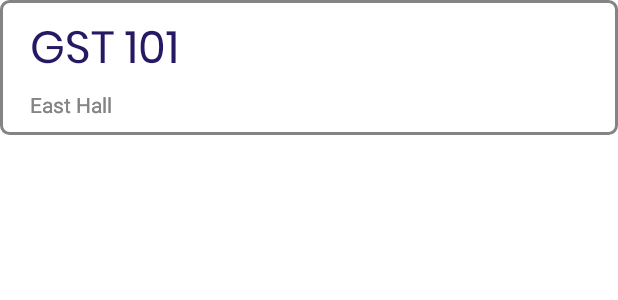
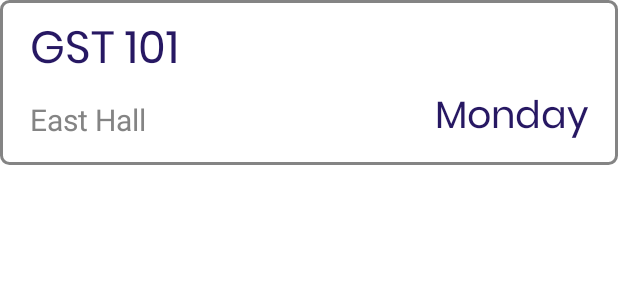
Before and after one commit to ronaldkelechi11/Cs-chat.2, an Android app: the layout custom_timetable_item.xml on its own in the app's theme, with its tools: preview values and no code run, on a phone screen of 412 x 824 dp. Shown: the top 300 px of the screen. Run offline under Robolectric (Android 15) with nearby library versions, the phone set to English and light mode, and no system bars.

Commit message:
New Changes

```diff
--- a/app/src/main/res/layout/custom_timetable_item.xml
+++ b/app/src/main/res/layout/custom_timetable_item.xml
@@ -1,21 +1,22 @@
 <?xml version="1.0" encoding="utf-8"?>
 <androidx.constraintlayout.widget.ConstraintLayout xmlns:android="http://schemas.android.com/apk/res/android"
     xmlns:app="http://schemas.android.com/apk/res-auto"
+    xmlns:tools="http://schemas.android.com/tools"
     android:layout_width="match_parent"
-    android:layout_height="90dp"
+    android:layout_height="110dp"
+    android:paddingHorizontal="20dp"
+    android:paddingVertical="10dp"
     android:background="@drawable/outlined_box_grey">
 
     <TextView
         android:id="@+id/course"
-        android:layout_width="wrap_content"
+        android:layout_width="match_parent"
         android:layout_height="wrap_content"
         android:fontFamily="@font/poppins"
         android:singleLine="true"
         android:text="GST 101"
         android:textColor="@color/blue"
         android:textSize="30sp"
-        android:layout_marginTop="10dp"
-        android:layout_marginStart="20dp"
         app:layout_constraintStart_toStartOf="parent"
         app:layout_constraintTop_toTopOf="parent" />
 
@@ -23,24 +24,22 @@
         android:id="@+id/location"
         android:layout_width="wrap_content"
         android:layout_height="wrap_content"
-        android:layout_marginStart="20dp"
-        android:layout_marginBottom="10dp"
         android:textColor="@color/grey"
-        android:text="East Hall"
-        app:layout_constraintBottom_toBottomOf="parent"
-        app:layout_constraintStart_toStartOf="parent"
-        app:layout_constraintTop_toBottomOf="@+id/course" />
-    <TextView
-        android:layout_width="wrap_content"
-        android:layout_height="wrap_content"
-        android:layout_marginStart="20dp"
-        android:layout_marginBottom="10dp"
-        android:textColor="@color/grey"
+        android:textSize="20sp"
         android:text="East Hall"
         app:layout_constraintBottom_toBottomOf="parent"
         app:layout_constraintStart_toStartOf="parent"
         app:layout_constraintTop_toBottomOf="@+id/course" />
 
-
+    <TextView
+        android:id="@+id/date"
+        android:layout_width="wrap_content"
+        android:layout_height="wrap_content"
+        android:fontFamily="@font/poppins"
+        android:text="Monday"
+        android:textColor="@color/blue"
+        android:textSize="25sp"
+        app:layout_constraintBottom_toBottomOf="parent"
+        app:layout_constraintEnd_toEndOf="parent" />
 
 </androidx.constraintlayout.widget.ConstraintLayout>
```
Also changed, not shown: app/src/main/res/layout/activity_home_screen.xml (+25 -23 lines).
